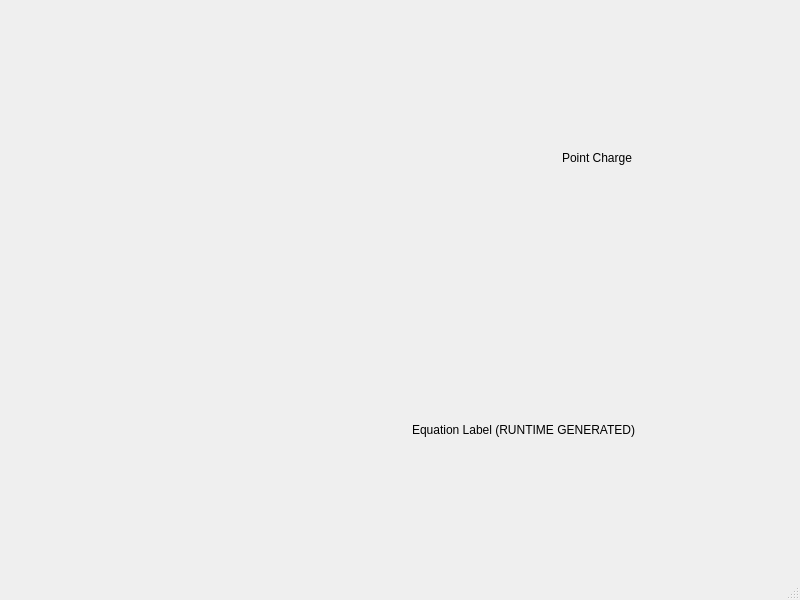
Before: the Qt Designer form view/ui/main_window.ui in PHYS-495-Jasper-Chris/Wavee, drawn with Qt 5.
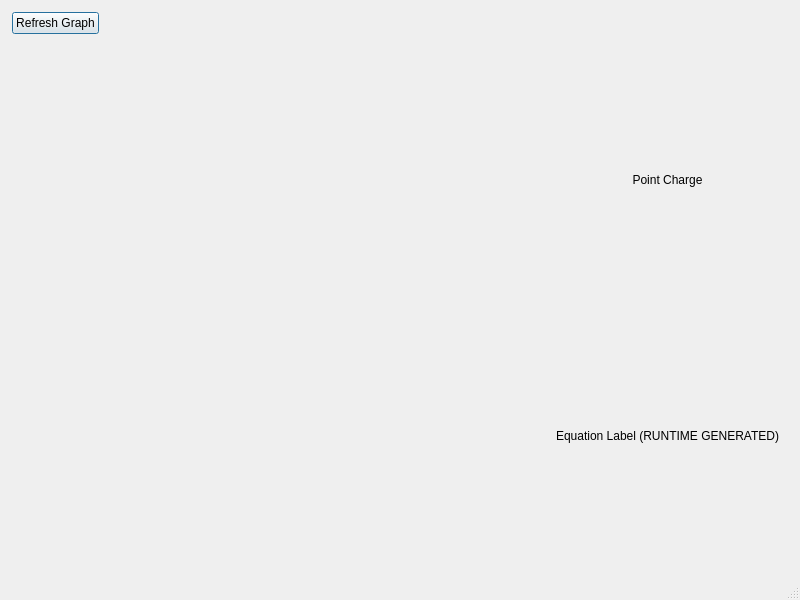
After: the same form once the commit is applied. Custom widgets are drawn as their Qt base class.

Commit message: add refresh ability and make number of points dynamic

```diff
--- a/view/ui/main_window.ui
+++ b/view/ui/main_window.ui
@@ -15,7 +15,19 @@
   </property>
   <widget class="QWidget" name="central_widget">
    <layout class="QGridLayout" name="grid_layout">
-    <item row="0" column="1">
+    <property name="leftMargin">
+     <number>12</number>
+    </property>
+    <property name="topMargin">
+     <number>12</number>
+    </property>
+    <property name="rightMargin">
+     <number>12</number>
+    </property>
+    <property name="bottomMargin">
+     <number>12</number>
+    </property>
+    <item row="1" column="1">
      <widget class="QWidget" name="charge_widget" native="true">
       <layout class="QVBoxLayout" name="charge_layout">
        <item>
@@ -41,9 +53,36 @@
      </widget>
     </item>
     <item row="0" column="0">
+     <layout class="QHBoxLayout" name="button_menu">
+      <item>
+       <widget class="QPushButton" name="refresh_button">
+        <property name="text">
+         <string>Refresh Graph</string>
+        </property>
+        <property name="default">
+         <bool>true</bool>
+        </property>
+       </widget>
+      </item>
+      <item>
+       <spacer name="button_spacer">
+        <property name="orientation">
+         <enum>Qt::Horizontal</enum>
+        </property>
+        <property name="sizeHint" stdset="0">
+         <size>
+          <width>40</width>
+          <height>20</height>
+         </size>
+        </property>
+       </spacer>
+      </item>
+     </layout>
+    </item>
+    <item row="1" column="0">
      <widget class="PlotWidget" name="graph_widget" native="true"/>
     </item>
-    <item row="1" column="1">
+    <item row="2" column="1">
      <widget class="QWidget" name="equation_widget" native="true">
       <property name="layoutDirection">
        <enum>Qt::LeftToRight</enum>
```
The commit also changes 1 other file.
